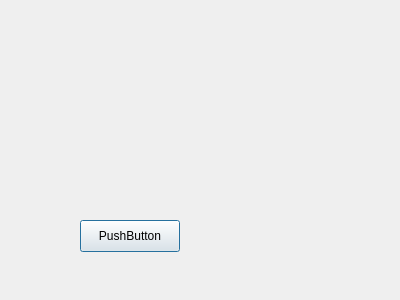
yassienE4/Lab_Project, file adminmanageusers.ui: the form before one commit.
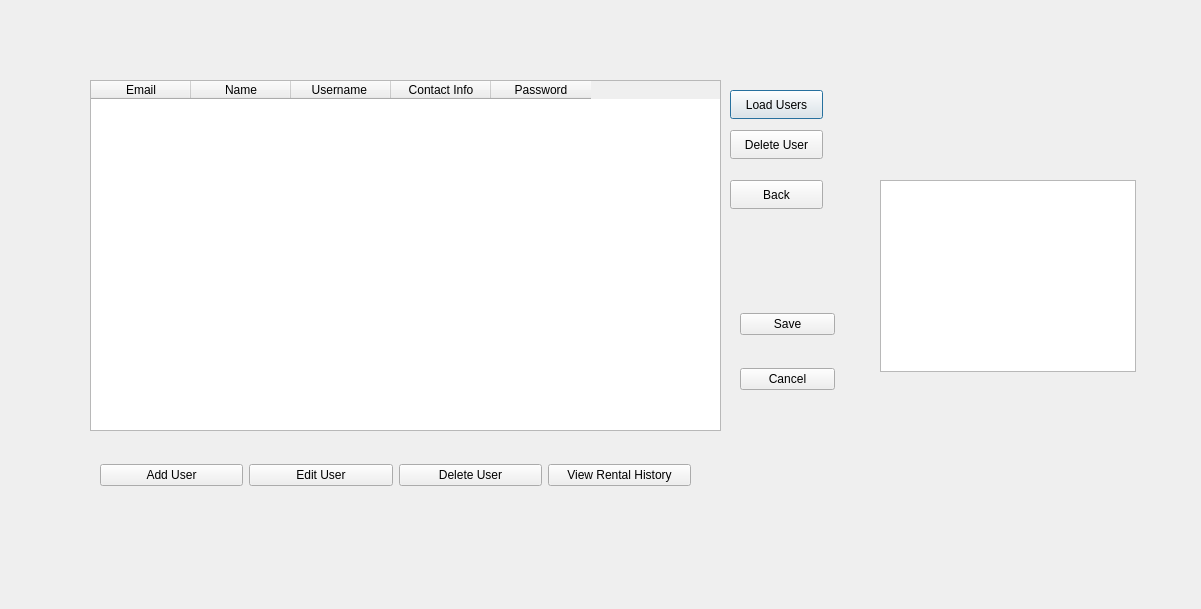
The form after the commit.

```diff
--- a/adminmanageusers.ui
+++ b/adminmanageusers.ui
@@ -6,26 +6,163 @@
    <rect>
     <x>0</x>
     <y>0</y>
-    <width>400</width>
-    <height>300</height>
+    <width>1201</width>
+    <height>609</height>
    </rect>
   </property>
   <property name="windowTitle">
    <string>Dialog</string>
   </property>
-  <widget class="QPushButton" name="pushButton_ManageUsers">
+  <widget class="QTableWidget" name="userTable">
    <property name="geometry">
     <rect>
-     <x>80</x>
-     <y>220</y>
-     <width>100</width>
-     <height>32</height>
+     <x>90</x>
+     <y>80</y>
+     <width>631</width>
+     <height>351</height>
     </rect>
    </property>
+   <column>
+    <property name="text">
+     <string>Email</string>
+    </property>
+   </column>
+   <column>
+    <property name="text">
+     <string>Name</string>
+    </property>
+   </column>
+   <column>
+    <property name="text">
+     <string>Username </string>
+    </property>
+   </column>
+   <column>
+    <property name="text">
+     <string>Contact Info</string>
+    </property>
+   </column>
+   <column>
+    <property name="text">
+     <string>Password</string>
+    </property>
+   </column>
+  </widget>
+  <widget class="QListWidget" name="listWidget_Users">
+   <property name="geometry">
+    <rect>
+     <x>880</x>
+     <y>180</y>
+     <width>256</width>
+     <height>192</height>
+    </rect>
+   </property>
+  </widget>
+  <widget class="QPushButton" name="pushButton_LoadUsers">
+   <property name="geometry">
+    <rect>
+     <x>730</x>
+     <y>90</y>
+     <width>93</width>
+     <height>29</height>
+    </rect>
+   </property>
    <property name="text">
-    <string>PushButton</string>
+    <string>Load Users</string>
    </property>
   </widget>
+  <widget class="QPushButton" name="pushButton_DeleteUser">
+   <property name="geometry">
+    <rect>
+     <x>730</x>
+     <y>130</y>
+     <width>93</width>
+     <height>29</height>
+    </rect>
+   </property>
+   <property name="text">
+    <string>Delete User</string>
+   </property>
+  </widget>
+  <widget class="QPushButton" name="pushButton_3">
+   <property name="geometry">
+    <rect>
+     <x>730</x>
+     <y>180</y>
+     <width>93</width>
+     <height>29</height>
+    </rect>
+   </property>
+   <property name="text">
+    <string>Back</string>
+   </property>
+  </widget>
+  <widget class="QWidget" name="">
+   <property name="geometry">
+    <rect>
+     <x>100</x>
+     <y>460</y>
+     <width>591</width>
+     <height>31</height>
+    </rect>
+   </property>
+   <layout class="QHBoxLayout" name="horizontalLayout">
+    <item>
+     <widget class="QPushButton" name="AddUserButton">
+      <property name="text">
+       <string>Add User</string>
+      </property>
+     </widget>
+    </item>
+    <item>
+     <widget class="QPushButton" name="editUserButton">
+      <property name="text">
+       <string>Edit User</string>
+      </property>
+     </widget>
+    </item>
+    <item>
+     <widget class="QPushButton" name="deleteUserButton">
+      <property name="text">
+       <string>Delete User</string>
+      </property>
+     </widget>
+    </item>
+    <item>
+     <widget class="QPushButton" name="viewRentalHistoryButton">
+      <property name="text">
+       <string>View Rental History</string>
+      </property>
+     </widget>
+    </item>
+   </layout>
+  </widget>
+  <widget class="QWidget" name="">
+   <property name="geometry">
+    <rect>
+     <x>740</x>
+     <y>286</y>
+     <width>95</width>
+     <height>131</height>
+    </rect>
+   </property>
+   <layout class="QVBoxLayout" name="verticalLayout">
+    <item>
+     <widget class="QPushButton" name="saveButton">
+      <property name="text">
+       <string>Save</string>
+      </property>
+     </widget>
+    </item>
+    <item>
+     <widget class="QPushButton" name="cancelButton">
+      <property name="text">
+       <string>Cancel</string>
+      </property>
+     </widget>
+    </item>
+   </layout>
+  </widget>
  </widget>
  <resources/>
  <connections/>
```
Left out of the diff: 4 changed lines with no effect on the pictures.
